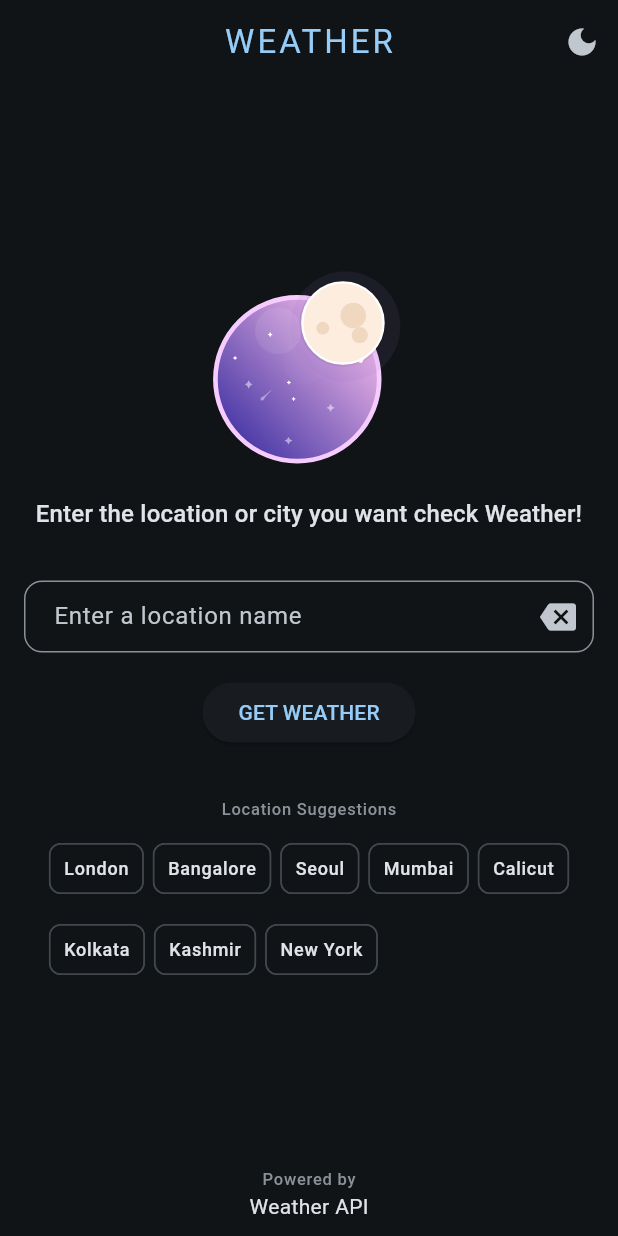
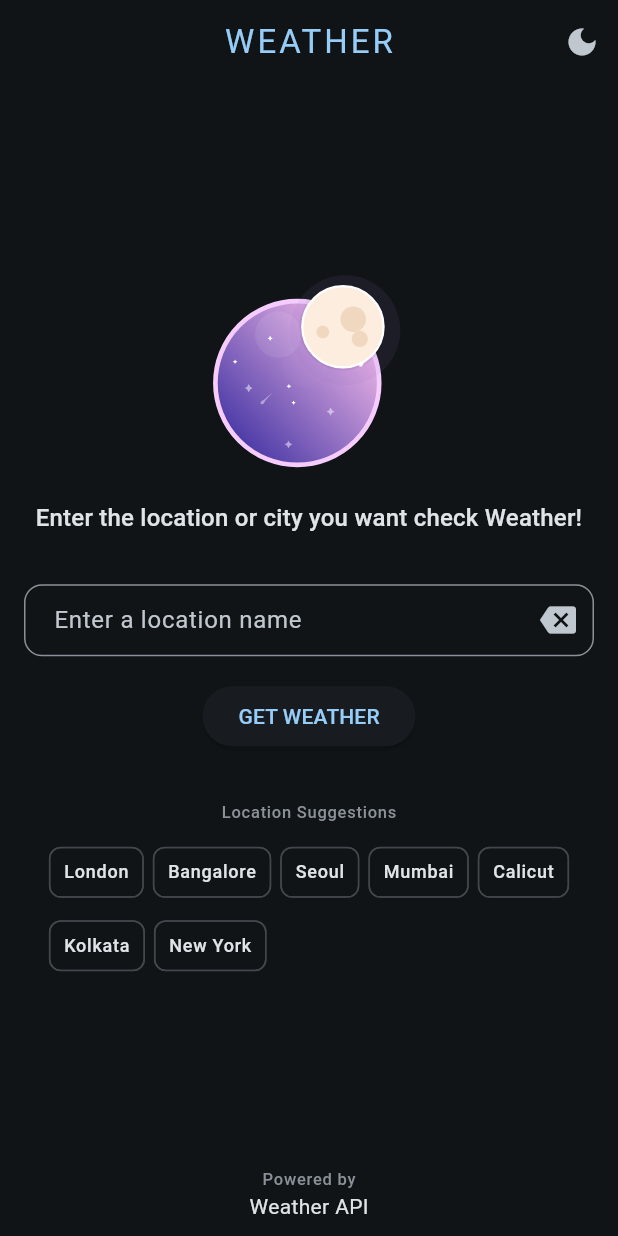
Before and after one commit to shabeen07/weather_app, a Flutter app: the screen it shows after launch, on a phone screen of 412 x 824 dp. Run offline on Flutter 3.47's test engine with Material 3 defaults, Android fonts, the phone set to English and light mode, and no system bars; our stand-ins replace bloc, equatable, flutter_bloc, lottie.

Commit message:
- Design changes

```diff
--- a/lib/screens/location_selection/location_selection.dart
+++ b/lib/screens/location_selection/location_selection.dart
@@ -27,7 +27,6 @@ class _LocationSelectionPageState extends State<LocationSelectionPage> {
     'Mumbai',
     'Calicut',
     'Kolkata',
-    'Kashmir',
     'New York',
   ];
 
@@ -149,11 +148,12 @@ class _LocationSelectionPageState extends State<LocationSelectionPage> {
                       ),
                       const SizedBox(height: 8),
                       Wrap(
-                          runSpacing: 6.0,
+                          runSpacing: 1.0,
+                          spacing: 2.0,
                           children: locations
                               .map((e) => Padding(
                                     padding: const EdgeInsets.symmetric(
-                                        horizontal: 3.0),
+                                        horizontal: 2.0),
                                     child: ActionChip(
                                       padding: const EdgeInsets.all(1),
                                       label: Text(
--- a/lib/screens/weather_display/weather_display.dart
+++ b/lib/screens/weather_display/weather_display.dart
@@ -98,7 +98,7 @@ class _WeatherDisplayPageState extends State<WeatherDisplayPage> {
                   mainAxisAlignment: MainAxisAlignment.start,
                   crossAxisAlignment: CrossAxisAlignment.start,
                   children: [
-                    const Text('Now'),
+                    Text('Now',style: Theme.of(context).textTheme.titleMedium,),
                     Text(
                       "${currentModel.tempC ?? 0} °C",
                       style: Theme.of(context)
@@ -149,9 +149,11 @@ class _WeatherDisplayPageState extends State<WeatherDisplayPage> {
     return SizedBox(
       width: MediaQuery.sizeOf(context).width,
       child: Column(
-        mainAxisAlignment: MainAxisAlignment.center,
+        crossAxisAlignment: CrossAxisAlignment.start,
         children: [
           const SizedBox(height: 16),
+          Text('Current Condition',style: Theme.of(context).textTheme.titleLarge,),
+          const SizedBox(height: 8),
           Row(
             children: [
               Expanded(
--- a/lib/services/weather_service.dart
+++ b/lib/services/weather_service.dart
@@ -18,7 +18,6 @@ class WeatherService {
 
     /// if response is success ,then return [WeatherModel]
     if (response.statusCode == 200) {
-      print(result.toString());
       return WeatherModel.fromJson(result);
     }else{
       /// throw weather result error
```
